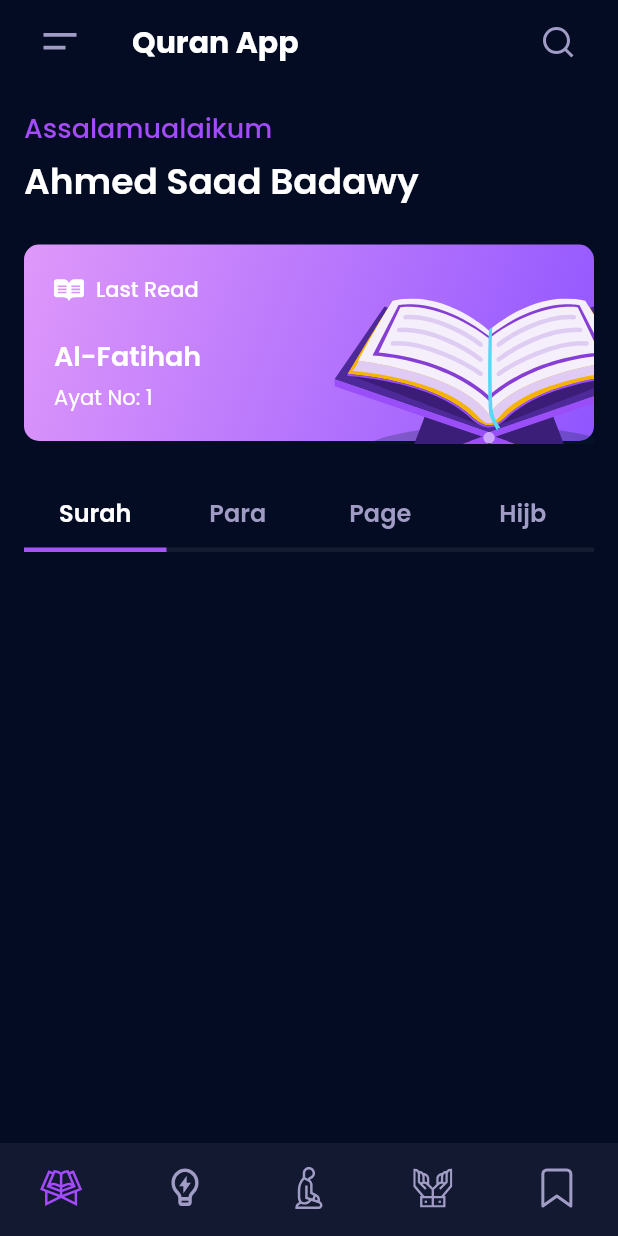
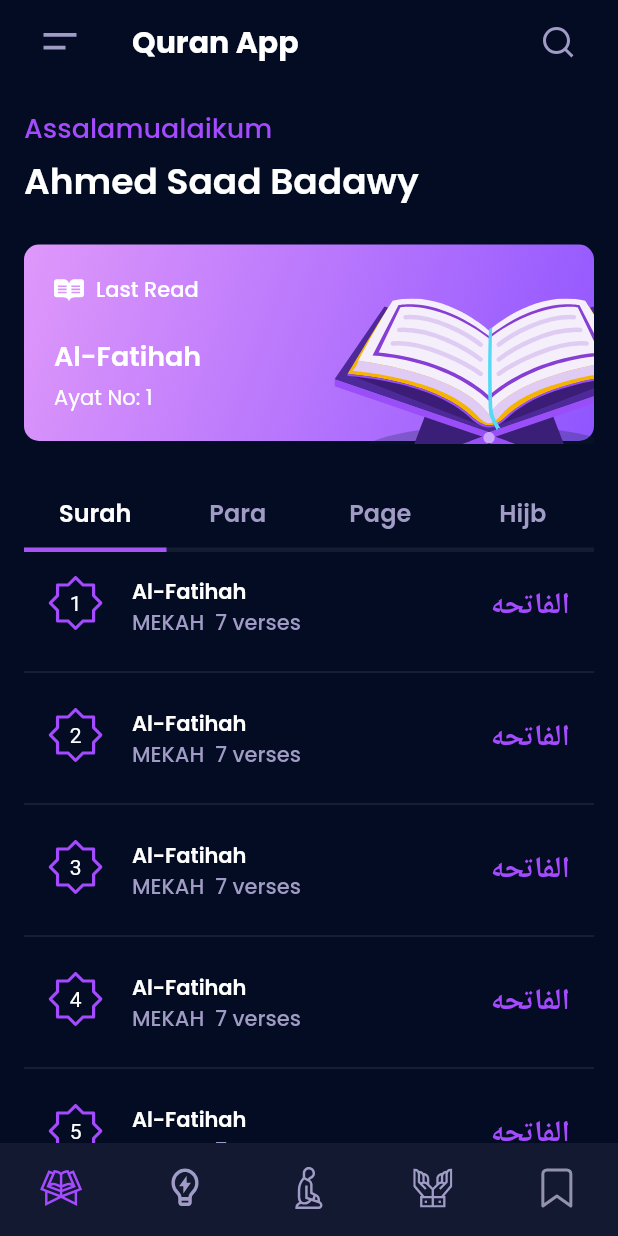
Before and after one commit to ahmedsaadbadawy/holy_quran_app, a Flutter app: the MyHomeView screen opened directly, on a phone screen of 412 x 824 dp. Run offline on Flutter 3.47's test engine with Material 2 defaults, Android fonts, the phone set to English and light mode, and no system bars; our stand-ins replace flutter_svg, google_fonts; Roboto replaces fonts that are missing (Amiri).

Commit message:
finish Surah_Tab ui

```diff
--- /dev/null
+++ b/lib/tabs/surah_tab.dart
@@ -0,0 +1,19 @@
+import 'package:flutter/material.dart';
+import '../widgets/custom_list_tile.dart';
+
+class SurahTab extends StatelessWidget {
+  const SurahTab({super.key});
+
+  @override
+  Widget build(BuildContext context) {
+    return ListView.separated(
+      itemBuilder: (BuildContext context, int index) {
+        return CustomListTile(index: index + 1);
+      },
+      itemCount: 20,
+      separatorBuilder: (BuildContext context, int index) {
+        return Divider(color: const Color(0xFF7B80AD).withOpacity(.3));
+      },
+    );
+  }
+}
--- a/lib/views/myhome_view.dart
+++ b/lib/views/myhome_view.dart
@@ -2,6 +2,10 @@ import 'package:flutter/material.dart';
 import 'package:flutter_svg/svg.dart';
 import 'package:google_fonts/google_fonts.dart';
 import 'package:quran_app/constants.dart';
+import '../tabs/hijb_tab.dart';
+import '../tabs/page_tab.dart';
+import '../tabs/para_tab.dart';
+import '../tabs/surah_tab.dart';
 import '../widgets/bottom_navigation_bar.dart';
 import '../widgets/greetings.dart';
 
@@ -24,6 +28,7 @@ class MyHomeView extends StatelessWidget {
                 child: Greetings(),
               ),
               SliverAppBar(
+                pinned: true,
                 elevation: 0,
                 backgroundColor: background,
                 automaticallyImplyLeading: false,
@@ -37,7 +42,9 @@ class MyHomeView extends StatelessWidget {
                 ),
               )
             ],
-            body: const Center(),
+            body: const TabBarView(
+              children: [SurahTab(), ParaTab(), PageTab(), HijbTab()],
+            ),
           ),
         ),
       ),
--- a/lib/widgets/bottom_navigation_bar.dart
+++ b/lib/widgets/bottom_navigation_bar.dart
@@ -29,8 +29,8 @@ class CustomBottomNavigationBar extends StatelessWidget {
   BottomNavigationBarItem bottomBarItem(
       {required String icon, required String label}) {
     return BottomNavigationBarItem(
-      icon: SvgPicture.asset(icon, color: text),
-      activeIcon: SvgPicture.asset(icon, color: primary),
+      icon: SvgPicture.asset(icon),
+      activeIcon: SvgPicture.asset(icon),
       label: label,
     );
   }
--- /dev/null
+++ b/lib/widgets/custom_list_tile.dart
@@ -0,0 +1,53 @@
+import 'package:flutter/material.dart';
+import 'package:flutter_svg/svg.dart';
+import 'package:google_fonts/google_fonts.dart';
+
+import '../constants.dart';
+
+class CustomListTile extends StatelessWidget {
+  const CustomListTile({
+    super.key,
+    required this.index,
+  });
+  final int index;
+  @override
+  Widget build(BuildContext context) {
+    return GestureDetector(
+      behavior: HitTestBehavior.opaque,
+      onTap: () {},
+      child: ListTile(
+        leading: Stack(
+          alignment: Alignment.center,
+          children: [
+            SvgPicture.asset('assets/svgs/nomor-surah.svg'),
+            Text(
+              '$index',
+              style: const TextStyle(color: Colors.white),
+            ),
+          ],
+        ),
+        title: Text(
+          'Al-Fatihah',
+          style: GoogleFonts.poppins(
+            color: Colors.white,
+            fontSize: 14,
+            fontWeight: FontWeight.w600,
+          ),
+        ),
+        subtitle: Text(
+          'MEKAH  7 verses',
+          style: GoogleFonts.poppins(
+              color: text, fontSize: 14, fontWeight: FontWeight.w500),
+        ),
+        trailing: Text(
+          'الفاتحه',
+          style: GoogleFonts.amiri(
+            color: primary,
+            fontSize: 20,
+            fontWeight: FontWeight.bold,
+          ),
+        ),
+      ),
+    );
+  }
+}
```
Also changed, not shown: lib/tabs/hijb_tab.dart (added, +15 -0 lines), lib/tabs/page_tab.dart (added, +15 -0 lines), lib/tabs/para_tab.dart (added, +15 -0 lines).
